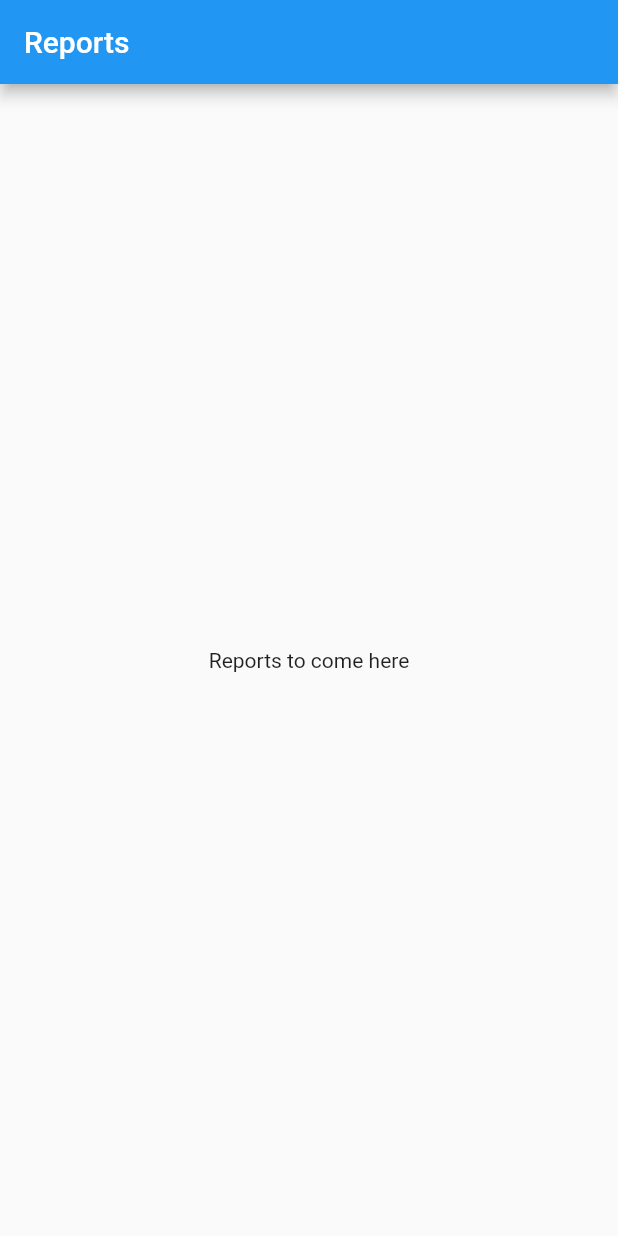
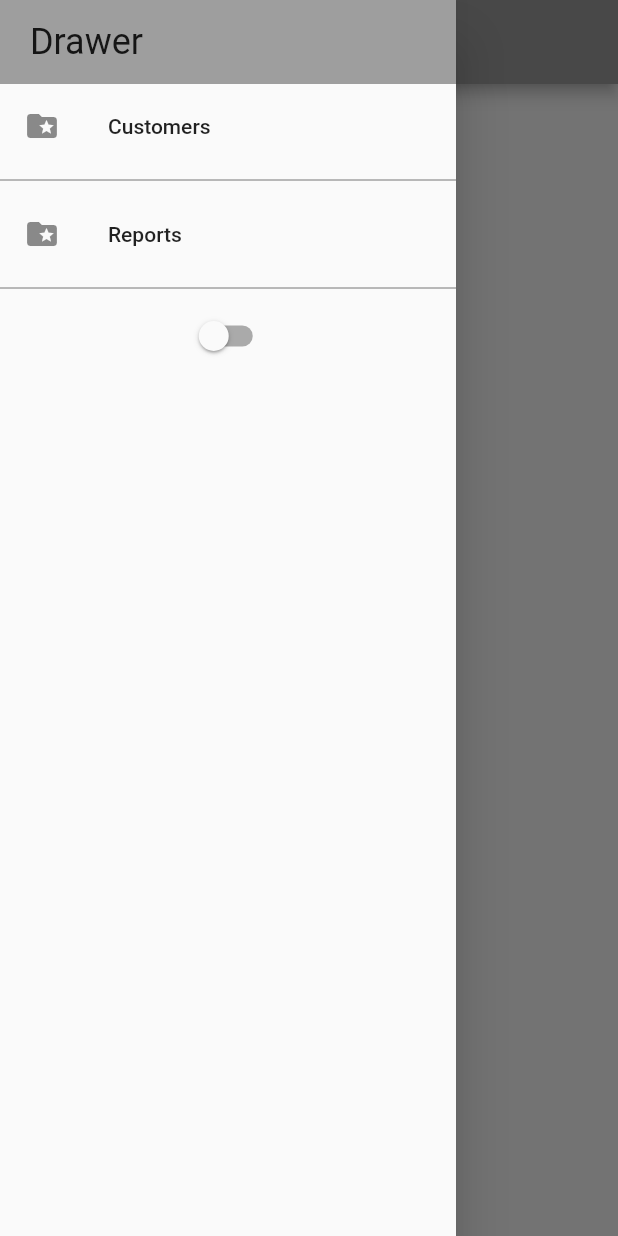
Before and after one commit to novizco-infotech/qktrade_app, a Flutter app: the screen it shows after launch, with the side drawer open (before the commit the screen has no drawer), on a phone screen of 412 x 824 dp. Run offline on Flutter 3.47's test engine with Material 2 defaults, Android fonts, the phone set to English and light mode, and no system bars; our stand-ins replace equatable, flutter_bloc, hydrated_bloc.

Commit message:
basic files added

```diff
--- a/lib/blocs/bloc_exports.dart
+++ b/lib/blocs/bloc_exports.dart
@@ -1,2 +1,3 @@
+export './theme_bloc/theme_bloc.dart';
 export 'package:flutter_bloc/flutter_bloc.dart';
 export 'package:hydrated_bloc/hydrated_bloc.dart';
--- /dev/null
+++ b/lib/blocs/theme_bloc/theme_event.dart
@@ -0,0 +1,12 @@
+part of 'theme_bloc.dart';
+
+abstract class ThemeEvent extends Equatable {
+  const ThemeEvent();
+
+  @override
+  List<Object> get props => [];
+}
+
+class ThemeLightEvent extends ThemeEvent {}
+
+class ThemeDarkEvent extends ThemeEvent {}
--- /dev/null
+++ b/lib/blocs/theme_bloc/theme_state.dart
@@ -0,0 +1,27 @@
+part of 'theme_bloc.dart';
+
+class ThemeState extends Equatable {
+  final bool themeValue;
+
+  const ThemeState({required this.themeValue});
+
+  @override
+  List<Object> get props => [themeValue];
+
+  Map<String, dynamic> toMap() {
+    return <String, dynamic>{
+      'themeValue': themeValue,
+    };
+  }
+
+  factory ThemeState.fromMap(Map<String, dynamic> map) {
+    return ThemeState(
+      themeValue: map['themeValue'] ?? false,
+    );
+  }
+}
+
+class ThemeInitial extends ThemeState {
+  const ThemeInitial({required bool themeValue})
+      : super(themeValue: themeValue);
+}
--- a/lib/main.dart
+++ b/lib/main.dart
@@ -1,20 +1,48 @@
 import 'package:flutter/material.dart';
-import 'package:qktrade_app/screens/reports/reports_tab_screen.dart';
+import 'package:path_provider/path_provider.dart';
+import 'package:qktrade_app/screens/report/report_tab_screen.dart';
+import 'package:qktrade_app/services/app_router.dart';
+import 'package:qktrade_app/services/app_theme.dart';
+import './blocs/bloc_exports.dart';
 
-void main() {
-  runApp(const MyApp());
+void main() async {
+  WidgetsFlutterBinding.ensureInitialized();
+
+  final storage = await HydratedStorage.build(
+    storageDirectory: await getApplicationDocumentsDirectory(),
+  );
+  HydratedBlocOverrides.runZoned(
+    () => runApp(MyApp(
+      appRouter: AppRouter(),
+    )),
+    storage: storage,
+  );
 }
 
 class MyApp extends StatelessWidget {
-  const MyApp({super.key});
+  const MyApp({Key? key, required this.appRouter}) : super(key: key);
+  final AppRouter appRouter;
 
+  @override
   Widget build(BuildContext context) {
-    return MaterialApp(
-      title: 'Flutter Demo',
-      theme: ThemeData(
-        primarySwatch: Colors.blue,
+    return MultiBlocProvider(
+      providers: [
+        BlocProvider(
+          create: (context) => ThemeBloc(),
+        )
+      ],
+      child: BlocBuilder<ThemeBloc, ThemeState>(
+        builder: (context, state) {
+          return MaterialApp(
+            title: 'Flutter Demo',
+            theme: state.themeValue
+                ? AppThemes.appThemeData[AppTheme.darkTheme]
+                : AppThemes.appThemeData[AppTheme.lightTheme],
+            home: ReportTabScreen(),
+            onGenerateRoute: appRouter.onGenerateRoute,
+          );
+        },
       ),
-      home: ReportsTabScreen(),
     );
   }
 }
--- /dev/null
+++ b/lib/screens/drawer.dart
@@ -0,0 +1,59 @@
+import 'package:flutter/material.dart';
+import 'package:qktrade_app/screens/customer/customer_tab_screen.dart';
+import 'package:qktrade_app/screens/report/report_tab_screen.dart';
+import '../blocs/bloc_exports.dart';
+
+class MainDrawer extends StatelessWidget {
+  const MainDrawer({super.key});
+
+  @override
+  Widget build(BuildContext context) {
+    return SafeArea(
+      child: Drawer(
+        child: Column(children: [
+          Container(
+            width: double.infinity,
+            padding: const EdgeInsets.symmetric(vertical: 14, horizontal: 20),
+            color: Colors.grey,
+            child: Text(
+              'Drawer',
+              style: Theme.of(context).textTheme.headline5,
+            ),
+          ),
+          GestureDetector(
+            onTap: () => Navigator.of(context).pushReplacementNamed(
+              CustomerTabScreen.routeName,
+            ),
+            child: const ListTile(
+              leading: Icon(Icons.folder_special),
+              title: Text('Customers'),
+            ),
+          ),
+          const Divider(),
+          GestureDetector(
+            onTap: () => Navigator.of(context).pushReplacementNamed(
+              ReportTabScreen.routeName,
+            ),
+            child: const ListTile(
+              leading: Icon(Icons.folder_special),
+              title: Text('Reports'),
+            ),
+          ),
+          const Divider(),
+          BlocBuilder<ThemeBloc, ThemeState>(
+            builder: (context, state) {
+              return Switch(
+                value: state.themeValue,
+                onChanged: (newValue) {
+                  newValue
+                      ? context.read<ThemeBloc>().add(ThemeLightEvent())
+                      : context.read<ThemeBloc>().add(ThemeDarkEvent());
+                },
+              );
+            },
+          )
+        ]),
+      ),
+    );
+  }
+}
--- /dev/null
+++ b/lib/screens/report/report_tab_screen.dart
@@ -0,0 +1,26 @@
+import 'package:flutter/material.dart';
+
+import '../drawer.dart';
+
+class ReportTabScreen extends StatefulWidget {
+  const ReportTabScreen({super.key});
+  static const routeName = 'report_tab';
+
+  @override
+  State<ReportTabScreen> createState() => _ReportTabScreenState();
+}
+
+class _ReportTabScreenState extends State<ReportTabScreen> {
+  @override
+  Widget build(BuildContext context) {
+    return Scaffold(
+      appBar: AppBar(
+        title: Text('Reports'),
+      ),
+      drawer: const MainDrawer(),
+      body: const Center(
+        child: Text('Reports to come here'),
+      ),
+    );
+  }
+}
--- a/lib/screens/reports/reports_tab_screen.dart
+++ /dev/null
@@ -1,22 +0,0 @@
-import 'package:flutter/material.dart';
-
-class ReportsTabScreen extends StatefulWidget {
-  const ReportsTabScreen({super.key});
-
-  @override
-  State<ReportsTabScreen> createState() => _ReportsTabScreenState();
-}
-
-class _ReportsTabScreenState extends State<ReportsTabScreen> {
-  @override
-  Widget build(BuildContext context) {
-    return Scaffold(
-      appBar: AppBar(
-        title: Text('Reports'),
-      ),
-      body: const Center(
-        child: Text('Reports to come here'),
-      ),
-    );
-  }
-}
```
Also changed, not shown: lib/blocs/theme_bloc/theme_bloc.dart (added, +30 -0 lines), lib/screens/customer/customer_tab_screen.dart (added, +26 -0 lines), lib/services/app_router.dart (added, +20 -0 lines), pubspec.yaml (+2 -7 lines), lib/models/customer.dart (added), lib/models/invoice.dart (added), lib/models/product.dart (added), lib/models/receipt.dart (added), pubspec.lock, 1 other file.
